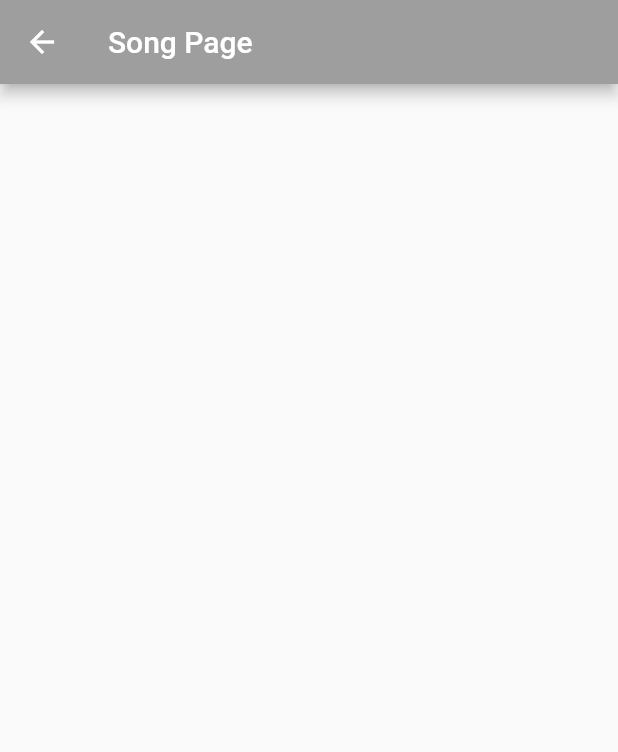
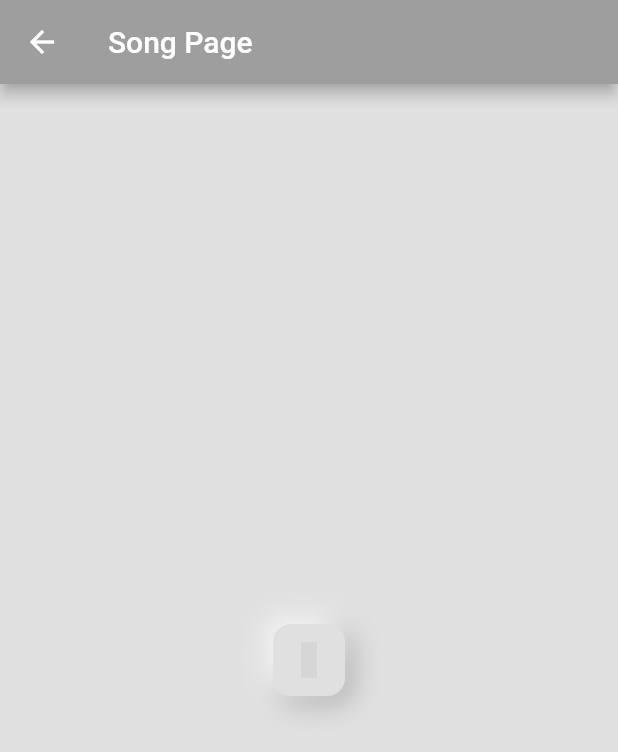
Before and after one commit to TonyMontana-dev/scarify, a Flutter app: the SongPage screen opened directly, on a phone screen of 412 x 824 dp. Shown: the top 752 px of the screen. Run offline on Flutter 3.47's test engine with Material 2 defaults, Android fonts, the light colour scheme and no system bars; statements that could not run were skipped; grey boxes are pictures that could not be loaded.

Commit message:
Uploading few changes

```diff
--- /dev/null
+++ b/lib/components/neu_box.dart
@@ -0,0 +1,38 @@
+import 'package:flutter/material.dart';
+
+
+class NeuBox extends StatelessWidget {
+  final Widget? child;
+
+  const NeuBox({
+    super.key,
+    required this.child,
+});
+
+  @override
+  Widget build(BuildContext context) {
+    return Container(
+      decoration: BoxDecoration(
+        color: Theme.of(context).colorScheme.background,
+        borderRadius: BorderRadius.circular(12),
+        boxShadow: [
+          // darker shadow on bottom right
+          BoxShadow(
+            color: Colors.grey.shade500,
+            blurRadius: 15,
+            offset: const Offset(4, 4),
+          ),
+
+          // lighter shadow on top left
+          const BoxShadow(
+            color: Colors.white,
+            blurRadius: 15,
+            offset: Offset(-4, -4),
+          ),
+        ],
+      ),
+      padding: const EdgeInsets.all(12),
+      child: child,
+    );
+  }
+}
--- a/lib/pages/song_page.dart
+++ b/lib/pages/song_page.dart
@@ -1,4 +1,5 @@
 import 'package:flutter/material.dart';
+import 'package:scarify/components/neu_box.dart';
 
 class SongPage extends StatelessWidget {
   const SongPage({super.key});
@@ -6,7 +7,18 @@ class SongPage extends StatelessWidget {
   @override
   Widget build(BuildContext context) {
     return Scaffold(
-      appBar: AppBar(title: Text("Song Page")),
+      backgroundColor: Theme.of(context).colorScheme.background,
+      appBar: AppBar(
+        title: Text("Song Page"),
+      ),
+      body: Center(
+        child: NeuBox(
+          child: Icon(
+            Icons.search
+            size: 100,
+            ),
+          ),
+        ),
     );
   }
 }
```
